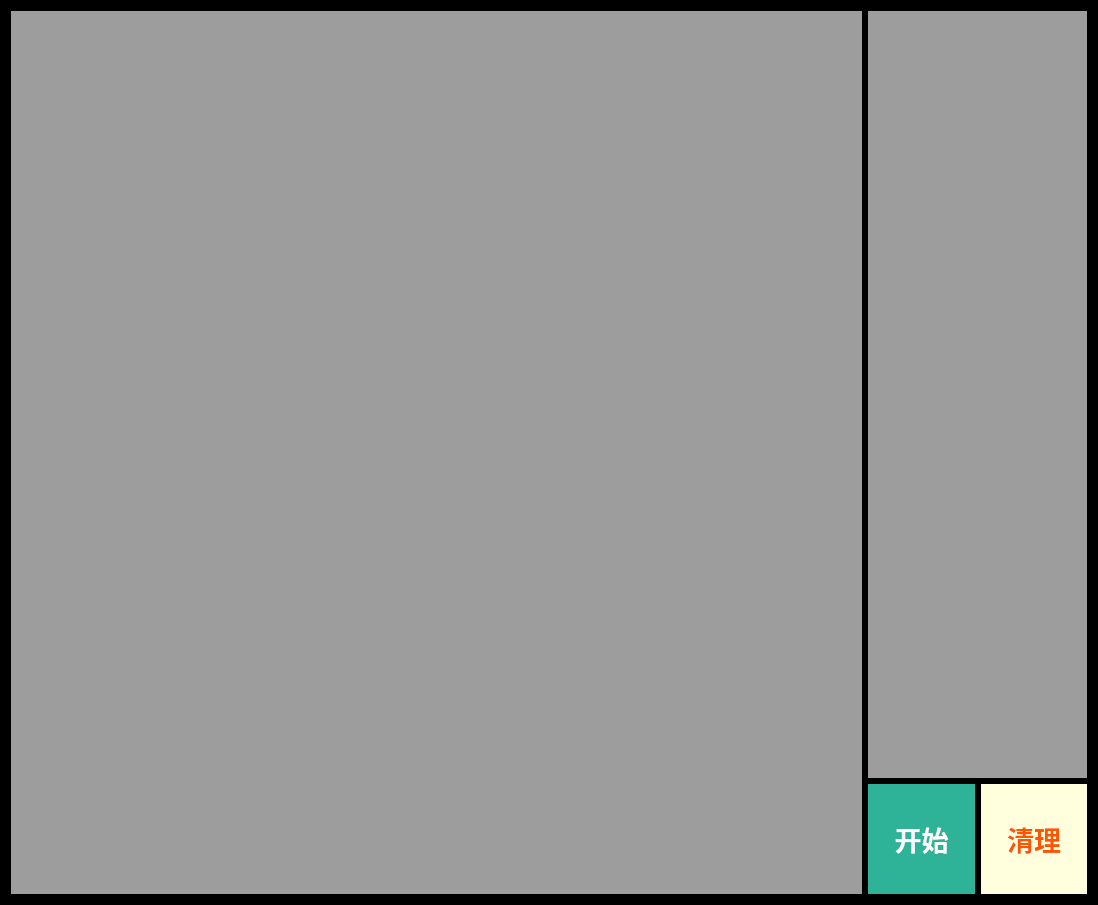
The window that window/window.ui (allenx5612/lucky_draw) describes before a commit, drawn with Qt 5.
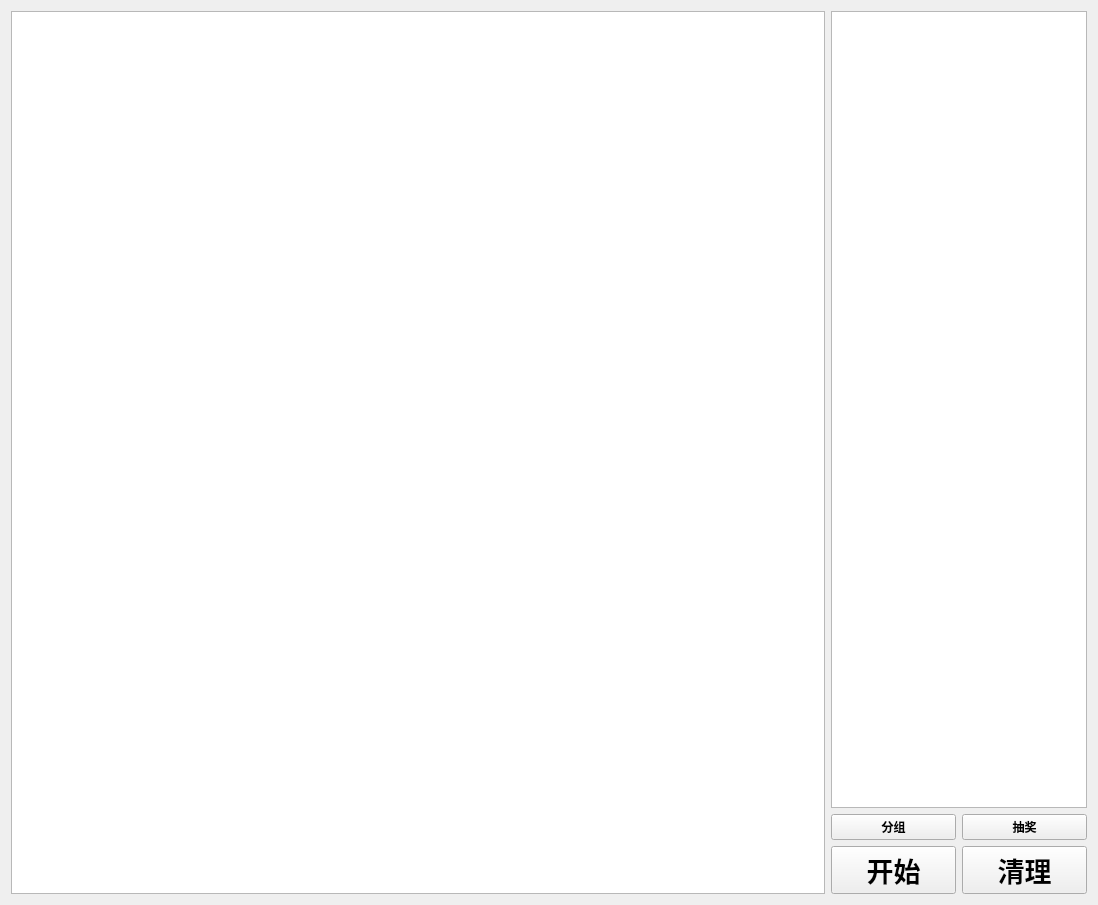
The same window after the commit.

Commit message: 1. add fun to set prizes 2. add QSS style sheet

Diff of the .ui file:
```diff
--- a/window/window.ui
+++ b/window/window.ui
@@ -20,14 +20,39 @@
    <string>中奖了，中奖了，金星买来送你呀</string>
   </property>
   <property name="styleSheet">
-   <string notr="true">background-color: black;
-color: white</string>
+   <string notr="true"/>
   </property>
   <property name="locale">
    <locale language="Chinese" country="China"/>
   </property>
-  <layout class="QGridLayout" name="gridLayout" rowstretch="7,1" columnstretch="8,1,1">
-   <item row="1" column="2">
+  <layout class="QGridLayout" name="gridLayout" rowstretch="7,0,0" columnstretch="8,0,0">
+   <item row="2" column="1">
+    <widget class="QPushButton" name="StartButton">
+     <property name="sizePolicy">
+      <sizepolicy hsizetype="Expanding" vsizetype="Expanding">
+       <horstretch>0</horstretch>
+       <verstretch>0</verstretch>
+      </sizepolicy>
+     </property>
+     <property name="font">
+      <font>
+       <pointsize>20</pointsize>
+       <weight>75</weight>
+       <bold>true</bold>
+      </font>
+     </property>
+     <property name="cursor">
+      <cursorShape>PointingHandCursor</cursorShape>
+     </property>
+     <property name="styleSheet">
+      <string notr="true"/>
+     </property>
+     <property name="text">
+      <string>开始</string>
+     </property>
+    </widget>
+   </item>
+   <item row="2" column="2">
     <widget class="QPushButton" name="ResetButton">
      <property name="sizePolicy">
       <sizepolicy hsizetype="Expanding" vsizetype="Expanding">
@@ -43,9 +68,7 @@
       </font>
      </property>
      <property name="styleSheet">
-      <string notr="true">background-color: rgb(255, 255, 222);
-color: rgb(255, 85, 0);
-border: black</string>
+      <string notr="true"/>
      </property>
      <property name="text">
       <string>清理</string>
@@ -59,7 +82,27 @@
     </widget>
    </item>
    <item row="1" column="1">
-    <widget class="QPushButton" name="StartButton">
+    <widget class="QPushButton" name="groupButton">
+     <property name="font">
+      <font>
+       <family>Cantarell Extra Bold</family>
+       <weight>75</weight>
+       <bold>true</bold>
+      </font>
+     </property>
+     <property name="cursor">
+      <cursorShape>PointingHandCursor</cursorShape>
+     </property>
+     <property name="styleSheet">
+      <string notr="true"/>
+     </property>
+     <property name="text">
+      <string>分组</string>
+     </property>
+    </widget>
+   </item>
+   <item row="0" column="0" rowspan="3">
+    <widget class="QListWidget" name="listWidget">
      <property name="sizePolicy">
       <sizepolicy hsizetype="Expanding" vsizetype="Expanding">
        <horstretch>0</horstretch>
@@ -68,18 +111,37 @@
      </property>
      <property name="font">
       <font>
-       <pointsize>20</pointsize>
+       <pointsize>18</pointsize>
        <weight>75</weight>
        <bold>true</bold>
       </font>
      </property>
      <property name="styleSheet">
-      <string notr="true">background-color: rgb(46, 179, 152);
-color: white;
-border: black</string>
+      <string notr="true"/>
      </property>
-     <property name="text">
-      <string>开始</string>
+     <property name="verticalScrollBarPolicy">
+      <enum>Qt::ScrollBarAlwaysOff</enum>
+     </property>
+     <property name="horizontalScrollBarPolicy">
+      <enum>Qt::ScrollBarAlwaysOff</enum>
+     </property>
+     <property name="sizeAdjustPolicy">
+      <enum>QAbstractScrollArea::AdjustIgnored</enum>
+     </property>
+     <property name="autoScroll">
+      <bool>false</bool>
+     </property>
+     <property name="editTriggers">
+      <set>QAbstractItemView::NoEditTriggers</set>
+     </property>
+     <property name="selectionMode">
+      <enum>QAbstractItemView::SingleSelection</enum>
+     </property>
+     <property name="batchSize">
+      <number>34</number>
+     </property>
+     <property name="itemAlignment">
+      <set>Qt::AlignTop</set>
      </property>
     </widget>
    </item>
@@ -96,9 +158,7 @@
       <enum>Qt::LeftToRight</enum>
      </property>
      <property name="styleSheet">
-      <string notr="true">background-color:rgb(157, 157, 157);
-color: white;
-border: black</string>
+      <string notr="true"/>
      </property>
      <property name="frameShape">
       <enum>QFrame::StyledPanel</enum>
@@ -183,49 +243,19 @@
      </item>
     </widget>
    </item>
-   <item row="0" column="0" rowspan="2">
-    <widget class="QListWidget" name="listWidget">
-     <property name="sizePolicy">
-      <sizepolicy hsizetype="Expanding" vsizetype="Expanding">
-       <horstretch>0</horstretch>
-       <verstretch>0</verstretch>
-      </sizepolicy>
-     </property>
+   <item row="1" column="2">
+    <widget class="QPushButton" name="drawButton">
      <property name="font">
       <font>
-       <pointsize>18</pointsize>
        <weight>75</weight>
        <bold>true</bold>
       </font>
      </property>
      <property name="styleSheet">
-      <string notr="true">background-color: rgb(157, 157, 157);
-color: white;
-border: black</string>
+      <string notr="true"/>
      </property>
-     <property name="verticalScrollBarPolicy">
-      <enum>Qt::ScrollBarAlwaysOff</enum>
-     </property>
-     <property name="horizontalScrollBarPolicy">
-      <enum>Qt::ScrollBarAlwaysOff</enum>
-     </property>
-     <property name="sizeAdjustPolicy">
-      <enum>QAbstractScrollArea::AdjustIgnored</enum>
-     </property>
-     <property name="autoScroll">
-      <bool>false</bool>
-     </property>
-     <property name="editTriggers">
-      <set>QAbstractItemView::NoEditTriggers</set>
-     </property>
-     <property name="selectionMode">
-      <enum>QAbstractItemView::SingleSelection</enum>
-     </property>
-     <property name="batchSize">
-      <number>34</number>
-     </property>
-     <property name="itemAlignment">
-      <set>Qt::AlignTop</set>
+     <property name="text">
+      <string>抽奖</string>
      </property>
     </widget>
    </item>
```
Left out of the diff: 9 changed lines with no effect on the pictures. The commit also changes 4 other files.
